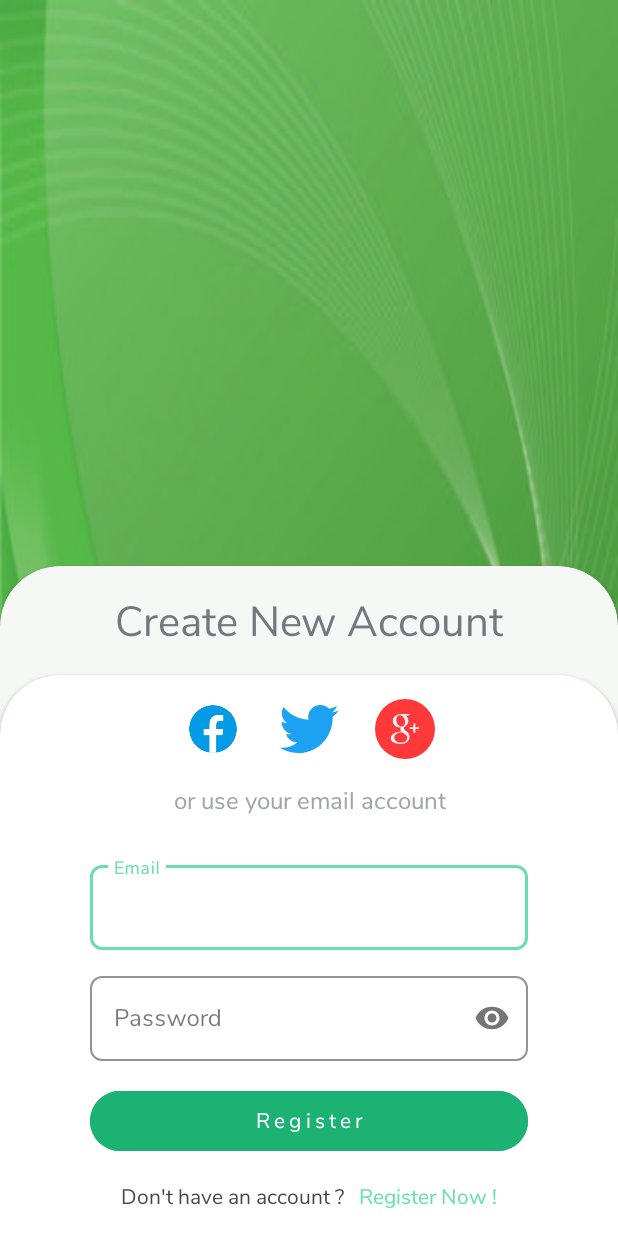
After one commit to vishal-ugalmugale/RegistrationApplication, an Android app: the LoginPage screen opened directly, with no data from a screen before it, on a phone screen of 412 x 824 dp. The commit adds this screen. Run offline under Robolectric (Android 15) with nearby library versions, the light colour scheme and no system bars.

Commit message:
new Commit

```diff
--- /dev/null
+++ b/app/src/main/java/com/vpppcoe/registrationapplication/LoginPage.kt
@@ -0,0 +1,20 @@
+package com.vpppcoe.registrationapplication
+
+import android.content.Intent
+import androidx.appcompat.app.AppCompatActivity
+import android.os.Bundle
+import android.widget.TextView
+
+class LoginPage : AppCompatActivity() {
+    override fun onCreate(savedInstanceState: Bundle?) {
+        super.onCreate(savedInstanceState)
+        setContentView(R.layout.activity_login_page)
+
+        val tvRegister : TextView = findViewById(R.id.tv_login)
+
+        tvRegister.setOnClickListener {
+            startActivity(Intent(this, MainActivity::class.java))
+            finish()
+        }
+    }
+}
--- a/app/src/main/java/com/vpppcoe/registrationapplication/MainActivity.kt
+++ b/app/src/main/java/com/vpppcoe/registrationapplication/MainActivity.kt
@@ -1,14 +1,44 @@
 package com.vpppcoe.registrationapplication
 
+import android.content.Intent
+import android.os.Bundle
+import android.util.Log
+import android.widget.Button
+import android.widget.EditText
+import android.widget.TextView
+import android.widget.Toast
 import androidx.appcompat.app.AppCompatActivity
-import android.os.Bundle
 
 class MainActivity : AppCompatActivity() {
     override fun onCreate(savedInstanceState: Bundle?) {
         super.onCreate(savedInstanceState)
         setContentView(R.layout.activity_main)
 
-        val vishal : String = "Vishal"
+        val etEmail : EditText = findViewById(R.id.et_email)
+        val etName : EditText = findViewById(R.id.et_name)
+        val etPassword : EditText = findViewById(R.id.et_password)
+        val btnRegister : Button = findViewById(R.id.btn_register)
+        val tvLogin : TextView = findViewById(R.id.tv_login)
+
+        btnRegister.setOnClickListener {
+            val email : String = etEmail.text.toString()
+            val name : String = etName.text.toString()
+            val pass : String = etPassword.text.toString()
+
+            if (email.isNotEmpty() && name.isNotEmpty() && pass.isNotEmpty()) {
+                Log.d("email", email)
+                Log.d("name", name)
+                Log.d("pass", pass)
+                Toast.makeText(this, "Your Name is : " + etName.text.toString(), Toast.LENGTH_LONG).show()
+            } else {
+                Toast.makeText(this, "Empty Fields are not allowed !", Toast.LENGTH_LONG).show()
+            }
+        }
+
+        tvLogin.setOnClickListener {
+            startActivity(Intent(this, LoginPage::class.java))
+            finish()
+        }
 
     }
 }
--- /dev/null
+++ b/app/src/main/res/layout/activity_login_page.xml
@@ -0,0 +1,187 @@
+<LinearLayout xmlns:android="http://schemas.android.com/apk/res/android"
+    xmlns:app="http://schemas.android.com/apk/res-auto"
+    xmlns:tools="http://schemas.android.com/tools"
+    android:layout_width="match_parent"
+    android:layout_height="match_parent"
+    android:orientation="vertical"
+    android:gravity="bottom"
+    android:background="@drawable/pokemon"
+    tools:context=".LoginPage">
+
+    <androidx.cardview.widget.CardView
+        android:layout_width="match_parent"
+        android:layout_height="wrap_content"
+        android:translationY="40dp"
+        app:cardCornerRadius="40dp"
+        android:paddingTop="32dp"
+        android:paddingBottom="32dp"
+        android:backgroundTint="@color/card_background"
+        >
+
+        <LinearLayout
+            android:layout_width="match_parent"
+            android:layout_height="wrap_content"
+            android:orientation="vertical"
+
+            >
+
+            <TextView
+                android:layout_width="match_parent"
+                android:layout_height="wrap_content"
+                android:text="Create New Account"
+                android:textAlignment="center"
+                android:textSize="28sp"
+                android:textColor="@color/tv_create_account"
+                android:paddingTop="16dp"
+                android:paddingBottom="16dp"
+                />
+
+            <androidx.cardview.widget.CardView
+                android:layout_width="match_parent"
+                android:layout_height="wrap_content"
+                app:cardCornerRadius="40dp"
+                >
+
+                <LinearLayout
+                    android:layout_width="match_parent"
+                    android:layout_height="wrap_content"
+                    android:orientation="vertical"
+                    >
+
+                    <LinearLayout
+                        android:layout_width="match_parent"
+                        android:layout_height="wrap_content"
+                        android:orientation="horizontal"
+                        android:padding="16dp"
+                        android:gravity="center"
+                        >
+
+                        <ImageView
+                            android:id="@+id/iv_facebook"
+                            android:layout_width="40dp"
+                            android:layout_height="40dp"
+                            android:src="@drawable/facebook"
+                            android:layout_marginRight="24dp"
+                            />
+
+                        <ImageView
+                            android:id="@+id/iv_twitter"
+                            android:layout_width="40dp"
+                            android:layout_height="40dp"
+                            android:src="@drawable/twitter_logo"
+                            android:layout_marginRight="24dp"
+                            />
+
+                        <ImageView
+                            android:id="@+id/iv_google_plus"
+                            android:layout_width="40dp"
+                            android:layout_height="40dp"
+                            android:src="@drawable/google_logo"
+                            />
+                    </LinearLayout>
+
+                    <TextView
+                        android:layout_width="match_parent"
+                        android:layout_height="wrap_content"
+                        android:text="or use your email account"
+                        android:textSize="16sp"
+                        android:textColor="@color/grey"
+                        android:textAlignment="center"
+                        />
+
+                    <com.google.android.material.textfield.TextInputLayout
+                        style="@style/Widget.AppTheme.Vishal"
+                        android:layout_width="match_parent"
+                        android:layout_height="wrap_content"
+                        android:layout_marginStart="60dp"
+                        android:layout_marginEnd="60dp"
+                        app:boxCornerRadiusBottomEnd="8dp"
+                        app:boxCornerRadiusBottomStart="8dp"
+                        app:boxCornerRadiusTopEnd="8dp"
+                        app:boxCornerRadiusTopStart="8dp"
+                        android:layout_marginTop="26dp"
+                        app:hintTextColor="@color/tv_login"
+                        >
+
+                        <EditText
+                            android:id="@+id/et_email"
+                            android:layout_width="match_parent"
+                            android:layout_height="wrap_content"
+                            android:hint="Email"
+                            android:inputType="textEmailAddress"
+                            />
+
+                    </com.google.android.material.textfield.TextInputLayout>
+
+
+                    <com.google.android.material.textfield.TextInputLayout
+                        style="@style/Widget.AppTheme.Vishal"
+                        android:layout_width="match_parent"
+                        android:layout_height="wrap_content"
+                        android:layout_marginStart="60dp"
+                        android:layout_marginEnd="60dp"
+                        app:boxCornerRadiusBottomEnd="8dp"
+                        app:boxCornerRadiusBottomStart="8dp"
+                        app:boxCornerRadiusTopEnd="8dp"
+                        app:boxCornerRadiusTopStart="8dp"
+                        app:passwordToggleEnabled="true"
+                        app:hintTextColor="@color/tv_login"
+                        android:layout_marginTop="12dp"
+                        >
+
+                        <EditText
+                            android:id="@+id/et_password"
+                            android:layout_width="match_parent"
+                            android:layout_height="wrap_content"
+                            android:hint="Password"
+                            android:inputType="textPassword"
+                            />
+
+                    </com.google.android.material.textfield.TextInputLayout>
+
+                    <Button
+                        android:id="@+id/btn_register"
+                        android:layout_width="match_parent"
+                        android:layout_height="wrap_content"
+                        android:layout_marginStart="60dp"
+                        android:layout_marginEnd="60dp"
+                        android:layout_marginTop="16dp"
+                        android:paddingTop="8dp"
+                        android:paddingBottom="8dp"
+                        android:text="Register"
+                        android:backgroundTint="@color/btn_background"
+                        android:letterSpacing="0.2"
+                        />
+
+                    <LinearLayout
+                        android:layout_width="match_parent"
+                        android:layout_height="wrap_content"
+                        android:orientation="horizontal"
+                        android:gravity="center"
+                        android:layout_marginBottom="56dp"
+                        android:layout_marginTop="16dp"
+                        >
+
+                        <TextView
+                            android:layout_width="wrap_content"
+                            android:layout_height="wrap_content"
+                            android:text="Don't have an account ?   "
+                            />
+
+                        <TextView
+                            android:id="@+id/tv_login"
+                            android:layout_width="wrap_content"
+                            android:layout_height="wrap_content"
+                            android:text="Register Now !"
+                            android:textColor="@color/tv_login"
+                            />
+
+                    </LinearLayout>
+
+                </LinearLayout>
+            </androidx.cardview.widget.CardView>
+
+        </LinearLayout>
+    </androidx.cardview.widget.CardView>
+
+</LinearLayout>
--- a/app/src/main/res/layout/activity_main.xml
+++ b/app/src/main/res/layout/activity_main.xml
@@ -57,6 +57,7 @@
                 >
 
             <ImageView
+                android:id="@+id/iv_facebook"
                 android:layout_width="40dp"
                 android:layout_height="40dp"
                 android:src="@drawable/facebook"
@@ -64,6 +65,7 @@
                 />
 
             <ImageView
+                android:id="@+id/iv_twitter"
                 android:layout_width="40dp"
                 android:layout_height="40dp"
                 android:src="@drawable/twitter_logo"
@@ -71,6 +73,7 @@
                 />
 
             <ImageView
+                android:id="@+id/iv_google_plus"
                 android:layout_width="40dp"
                 android:layout_height="40dp"
                 android:src="@drawable/google_logo"
@@ -101,6 +104,7 @@
                     >
 
                     <EditText
+                        android:id="@+id/et_email"
                         android:layout_width="match_parent"
                         android:layout_height="wrap_content"
                         android:hint="Email"
@@ -124,6 +128,7 @@
                     >
 
                     <EditText
+                        android:id="@+id/et_name"
                         android:layout_width="match_parent"
                         android:layout_height="wrap_content"
                         android:hint="Name"
@@ -148,6 +153,7 @@
                     >
 
                     <EditText
+                        android:id="@+id/et_password"
                         android:layout_width="match_parent"
                         android:layout_height="wrap_content"
                         android:hint="Password"
@@ -157,6 +163,7 @@
                 </com.google.android.material.textfield.TextInputLayout>
 
                 <Button
+                    android:id="@+id/btn_register"
                     android:layout_width="match_parent"
                     android:layout_height="wrap_content"
                     android:layout_marginStart="60dp"
@@ -185,6 +192,7 @@
                     />
 
                     <TextView
+                        android:id="@+id/tv_login"
                         android:layout_width="wrap_content"
                         android:layout_height="wrap_content"
                         android:text="Login here"
```
Also changed, not shown: app/src/main/AndroidManifest.xml (+6 -6 lines).
